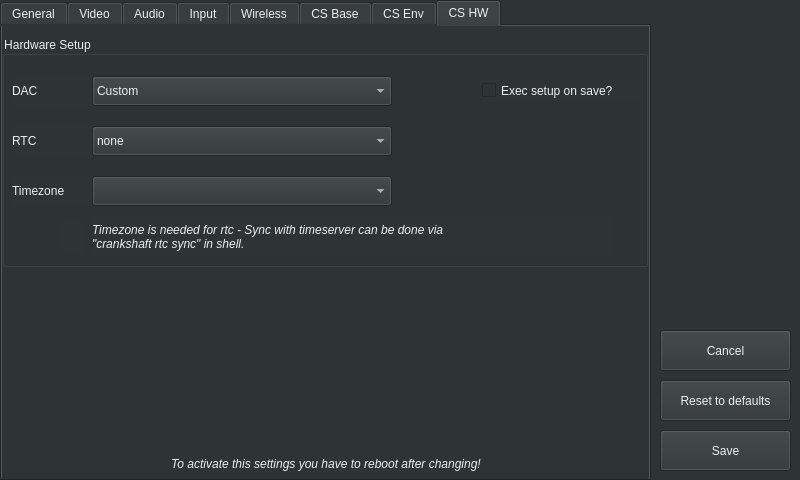
First picture: the form in src/autoapp/UI/settingswindow.ui, repository arash-rasouli/openauto, before the edit.
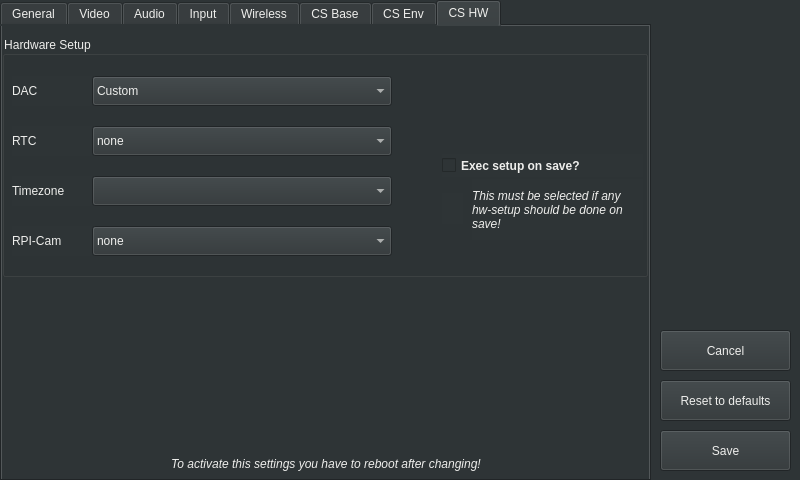
Second picture: the form after the edit. The open tabs and pages were chosen to show the change. Icons and pictures are not drawn.

Commit message: Revert wifi setup which caused breaks / Include cam setup

Patch:
```diff
--- a/src/autoapp/UI/settingswindow.ui
+++ b/src/autoapp/UI/settingswindow.ui
@@ -3274,7 +3274,7 @@
        <x>0</x>
        <y>10</y>
        <width>646</width>
-       <height>231</height>
+       <height>241</height>
       </rect>
      </property>
      <property name="title">
@@ -3488,51 +3488,99 @@
        <string>Timezone</string>
       </property>
      </widget>
-     <widget class="QLabel" name="labelTimeZoneIcon">
-      <property name="geometry">
-       <rect>
-        <x>60</x>
-        <y>186</y>
-        <width>21</width>
-        <height>31</height>
-       </rect>
-      </property>
-      <property name="text">
-       <string>&lt;html&gt;&lt;head/&gt;&lt;body&gt;&lt;p&gt;&lt;img src=&quot;:/ico_info.png&quot;/&gt;&lt;/p&gt;&lt;/body&gt;&lt;/html&gt;</string>
-      </property>
-     </widget>
-     <widget class="QLabel" name="labelTimeZone">
-      <property name="geometry">
-       <rect>
-        <x>90</x>
-        <y>180</y>
-        <width>521</width>
-        <height>41</height>
-       </rect>
-      </property>
-      <property name="font">
-       <font>
-        <italic>true</italic>
-       </font>
-      </property>
-      <property name="text">
-       <string>Timezone is needed for rtc - Sync with timeserver can be done via
-&quot;crankshaft rtc sync&quot; in shell.</string>
-      </property>
-     </widget>
      <widget class="QCheckBox" name="checkBoxHardwareSave">
       <property name="geometry">
        <rect>
-        <x>480</x>
-        <y>43</y>
-        <width>161</width>
+        <x>440</x>
+        <y>118</y>
+        <width>201</width>
         <height>23</height>
        </rect>
       </property>
+      <property name="font">
+       <font>
+        <weight>75</weight>
+        <italic>false</italic>
+        <bold>true</bold>
+       </font>
+      </property>
       <property name="text">
        <string>Exec setup on save?</string>
       </property>
      </widget>
+     <widget class="QLabel" name="labelTimeZone_2">
+      <property name="geometry">
+       <rect>
+        <x>470</x>
+        <y>143</y>
+        <width>171</width>
+        <height>61</height>
+       </rect>
+      </property>
+      <property name="font">
+       <font>
+        <italic>true</italic>
+       </font>
+      </property>
+      <property name="text">
+       <string>This must be selected if any hw-setup should be done on save!</string>
+      </property>
+      <property name="wordWrap">
+       <bool>true</bool>
+      </property>
+     </widget>
+     <widget class="QLabel" name="labelTimeZoneIcon_2">
+      <property name="geometry">
+       <rect>
+        <x>440</x>
+        <y>157</y>
+        <width>21</width>
+        <height>31</height>
+       </rect>
+      </property>
+      <property name="text">
+       <string>&lt;html&gt;&lt;head/&gt;&lt;body&gt;&lt;p&gt;&lt;img src=&quot;:/ico_info.png&quot;/&gt;&lt;/p&gt;&lt;/body&gt;&lt;/html&gt;</string>
+      </property>
+     </widget>
+     <widget class="QLabel" name="labelHardwareCam">
+      <property name="geometry">
+       <rect>
+        <x>10</x>
+        <y>190</y>
+        <width>80</width>
+        <height>30</height>
+       </rect>
+      </property>
+      <property name="text">
+       <string>RPI-Cam</string>
+      </property>
+     </widget>
+     <widget class="QComboBox" name="comboBoxCam">
+      <property name="geometry">
+       <rect>
+        <x>90</x>
+        <y>190</y>
+        <width>300</width>
+        <height>30</height>
+       </rect>
+      </property>
+      <property name="editable">
+       <bool>false</bool>
+      </property>
+      <property name="currentText">
+       <string>none</string>
+      </property>
+      <item>
+       <property name="text">
+        <string>none</string>
+       </property>
+      </item>
+      <item>
+       <property name="text">
+        <string>enabled</string>
+       </property>
+      </item>
+     </widget>
     </widget>
     <widget class="QLabel" name="labelSettingsInfo_3">
      <property name="geometry">
```
Left out of the diff: 62 changed lines with no effect on the pictures. The commit also changes 1 other file.
